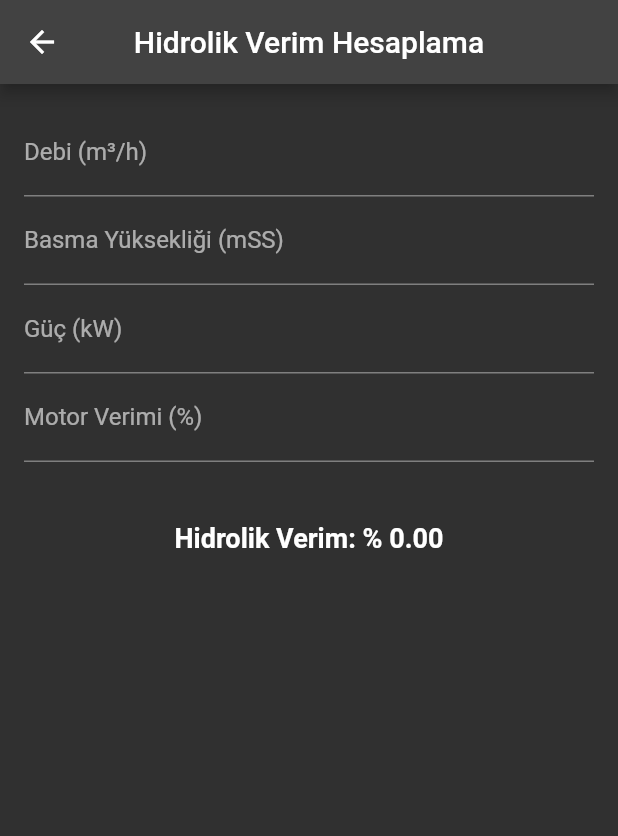
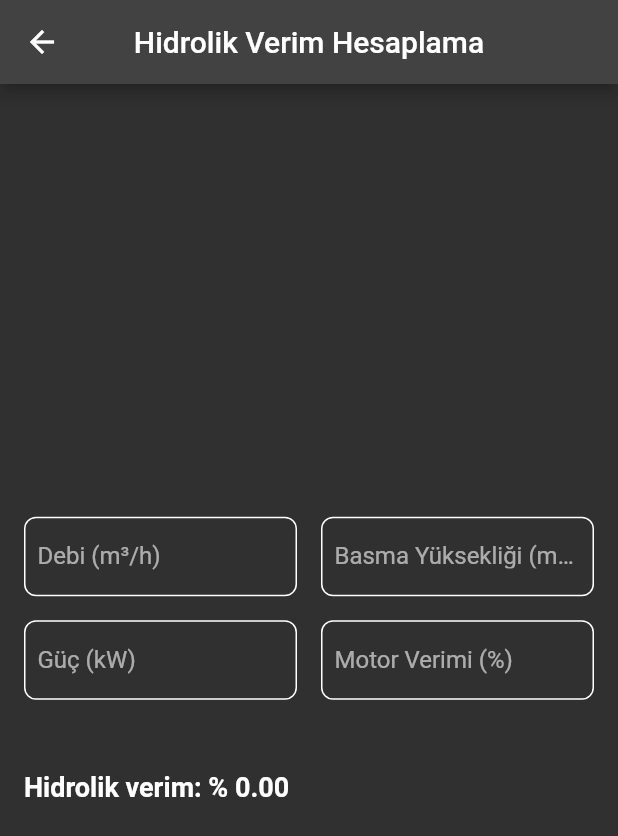
Before and after one commit to ilaydaily/solid_proje, a Flutter app: the HydraulicEfficiencyDetailsScreen screen opened directly, on a phone screen of 412 x 824 dp. Shown: the top 836 px of the screen. Run offline on Flutter 3.47's test engine with Material 2 defaults, Android fonts, the light colour scheme and no system bars.

Commit message:
hidrolik verim sayfası değiştirildi

```diff
--- a/lib/screens/hidrolik_verim.dart
+++ b/lib/screens/hidrolik_verim.dart
@@ -1,5 +1,4 @@
 import 'package:flutter/material.dart';
-
 class HydraulicEfficiencyDetailsScreen extends StatefulWidget {
   @override
   _HydraulicEfficiencyDetailsScreenState createState() => _HydraulicEfficiencyDetailsScreenState();
@@ -10,7 +9,6 @@ class _HydraulicEfficiencyDetailsScreenState extends State<HydraulicEfficiencyDe
   TextEditingController totalHMController = TextEditingController();
   TextEditingController nMotorController = TextEditingController();
   TextEditingController gucController = TextEditingController();
-
   double result = 0.0;
   String errorMessage = '';
 
@@ -30,46 +28,12 @@ class _HydraulicEfficiencyDetailsScreenState extends State<HydraulicEfficiencyDe
         errorMessage = 'Lütfen tüm alanları doldurun.';
         result = 0.0;
       });
-
-      /*showDialog(
-        context: context,
-        builder: (context) {
-          return AlertDialog(
-            title: Text('Uyarı'),
-            content: Text('Lütfen tüm değerleri giriniz.'),
-            actions: [
-              ElevatedButton(
-                onPressed: () => Navigator.pop(context),
-                child: Text('Tamam'),
-              ),
-            ],
-          );
-        },
-      );*/
     } else {
       setState(() {
         errorMessage = '';
-        result = (debiConv * totalHM) / (gucConv * 367.2 * nMotor / 10000);
-      } );
-      //double result = calculateNhidrolik(debiConv, totalHM, gucConv, nMotor);
-      /*showDialog(
-        context: context,
-        builder: (context) {
-          return AlertDialog(
-            title: Text('Sonuç'),
-            content: Text('NHidrolik değeri: ${result.toStringAsFixed(2)}'),
-              //print("Sonuç: ${nHidrolik.toStringAsFixed(2)}");
-            actions: [
-              ElevatedButton(
-                onPressed: () => Navigator.pop(context),
-                child: Text('Tamam'),
-              ),
-            ],
-          );
-        },
-      );*/
-    }
-  }
+        result = calculateNhidrolik(debiConv, totalHM, gucConv, nMotor);
+      });
+    } }
 
   void updateResultOnChange() {
     _calculateNhidrolik();
@@ -84,41 +48,127 @@ class _HydraulicEfficiencyDetailsScreenState extends State<HydraulicEfficiencyDe
           textAlign: TextAlign.center,
         ),
         centerTitle: true,
-        //title: Text('Motor Verimi'),
       ),
-      body: Padding(
+      body: Center(
+        child: Padding(
           padding: EdgeInsets.all(16.0),
           child: Column(
-          children: [
-            TextField(controller: debiController, onChanged: (value) => updateResultOnChange(), decoration: InputDecoration(labelText: 'Debi ($debiUnit)')),
-            TextField(controller: totalHMController, onChanged: (value) => updateResultOnChange(), decoration: InputDecoration(labelText: 'Basma Yüksekliği ($totalHMUnit)')),
-            TextField(controller: gucController,onChanged: (value) => updateResultOnChange(), decoration: InputDecoration(labelText: 'Güç ($gucUnit)')),
-            TextField(controller: nMotorController,onChanged: (value) => updateResultOnChange(), decoration: InputDecoration(labelText: 'Motor Verimi ($nMotorUnit)')),
+            crossAxisAlignment: CrossAxisAlignment.stretch,
+            mainAxisAlignment: MainAxisAlignment.center,
+            children: <Widget>[
+              Row(
+                children: <Widget>[
+                  Expanded(
+                    child: Container(
+                      decoration: BoxDecoration(
+                        border: Border.all(
+                          color: Colors.white,
+                          width: 1.0,
+                        ),
+                        borderRadius: BorderRadius.circular(8.0),
+                      ),
+                      child: TextField(
+                        controller: debiController,
+                        onChanged: (value) => updateResultOnChange(),
+                        decoration: InputDecoration(
+                          labelText: 'Debi ($debiUnit)',
+                          border: InputBorder.none,
+                          contentPadding:
+                          EdgeInsets.all(8.0),
+                        ),
+                      ),
+                    ),
+                  ),
+                  SizedBox(width: 16.0),
+                  Expanded(
+                    child: Container(
+                      decoration: BoxDecoration(
+                        border: Border.all(
+                          color: Colors.white,
+                          width: 1.0,
+                        ),
+                        borderRadius: BorderRadius.circular(
+                            8.0),
+                      ),
+                      child: TextField(
+                        controller: totalHMController,
+                        onChanged: (value) => updateResultOnChange(),
+                        decoration: InputDecoration(
+                          labelText: 'Basma Yüksekliği ($totalHMUnit)',
+                          border: InputBorder.none,
+                          contentPadding:
+                          EdgeInsets.all(8.0),
+                        ),
+                      ),
+                    ),
+                  ),
+                ],
+              ),
 
-            SizedBox(height: 8.0),
+              SizedBox(height: 16.0),
+
+              Row(
+                children: <Widget>[
+                  Expanded(
+                    child: Container(
+                      decoration: BoxDecoration(
+                        border: Border.all(
+                          color: Colors.white,
+                          width: 1.0,
+                        ),
+                        borderRadius: BorderRadius.circular(
+                            8.0),
+                      ),
+                      child: TextField(
+                        controller: gucController,
+                        onChanged: (value) => updateResultOnChange(),
+                        decoration: InputDecoration(
+                          labelText: 'Güç ($gucUnit)',
+                          border: InputBorder.none,
+                          contentPadding:
+                          EdgeInsets.all(8.0),
+                        ),
+                      ),
+                    ),
+                  ),
+                  SizedBox(width: 16.0),
+                  Expanded(
+                    child: Container(
+                      decoration: BoxDecoration(
+                        border: Border.all(
+                          color: Colors.white,
+                          width: 1.0,
+                        ),
+                        borderRadius: BorderRadius.circular(
+                            8.0),
+                      ),
+                      child: TextField(
+                        controller: nMotorController,
+                        onChanged: (value) => updateResultOnChange(),
+                        decoration: InputDecoration(
+                          labelText: 'Motor Verimi ($nMotorUnit)',
+                          border: InputBorder.none,
+                          contentPadding:
+                          EdgeInsets.all(8.0),
+                        ),
+                      ),
+                    ),
+                  ),
+                ],
+              ),
+              SizedBox(height: 16.0),
               Text(
                 errorMessage,
                 style: TextStyle(color: Colors.red),
               ),
-
               SizedBox(height: 16.0),
               Text(
-              'Hidrolik Verim: % ${result.toStringAsFixed(2)}',
-              style: TextStyle(fontSize: 18, fontWeight: FontWeight.bold),
+                'Hidrolik verim: % ${result.toStringAsFixed(2)}',
+                style: TextStyle(
+                    fontSize: 18, fontWeight: FontWeight.bold),
               ),
-
-           /* ElevatedButton(
-              onPressed: _calculateNhidrolik,
-              style: ElevatedButton.styleFrom(
-                primary: Colors.black, // Buton rengini siyah olarak ayarlar
-                padding: EdgeInsets.symmetric(vertical: 16, horizontal: 32), // Buton boyutunu ayarlar
+            ],
           ),
-              child: Text(
-                'Hesapla',
-                style: TextStyle(fontSize: 18), // Yazı boyutunu ayarlar
-              ),
-            )*/
-          ],
         ),
       ),
     );
```
Lines whose indentation alone changed are shown as unchanged.
